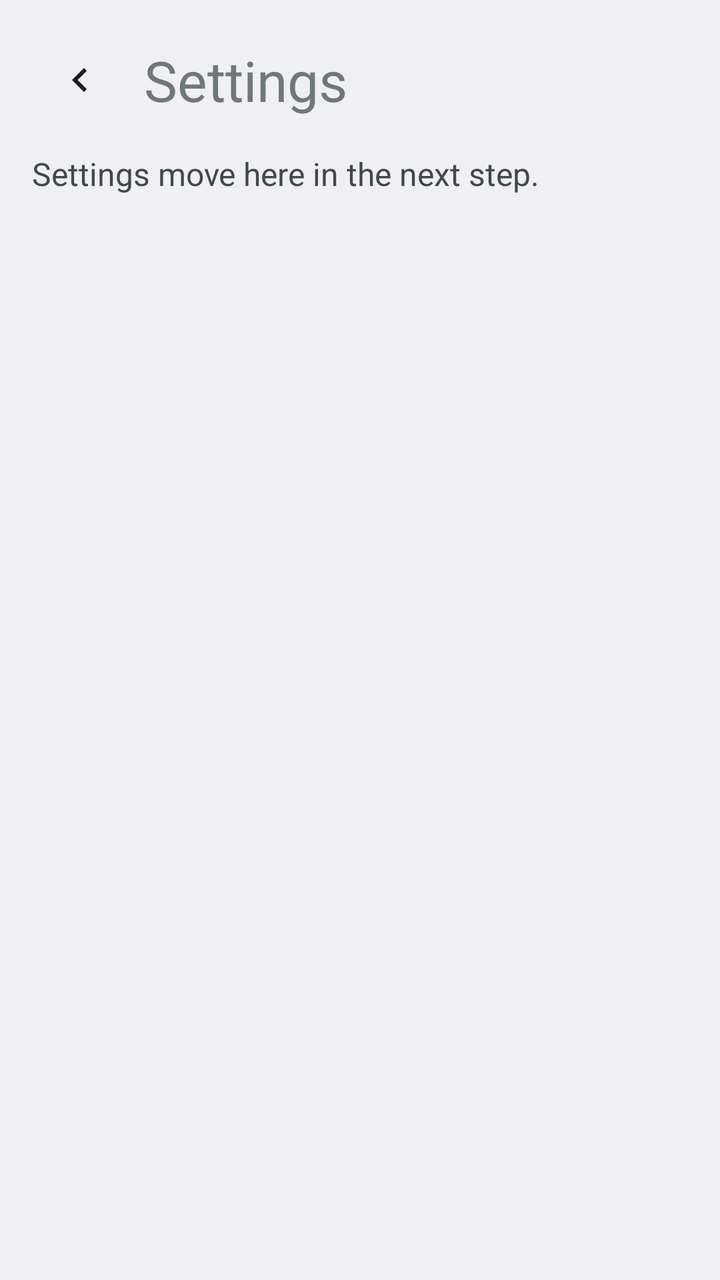
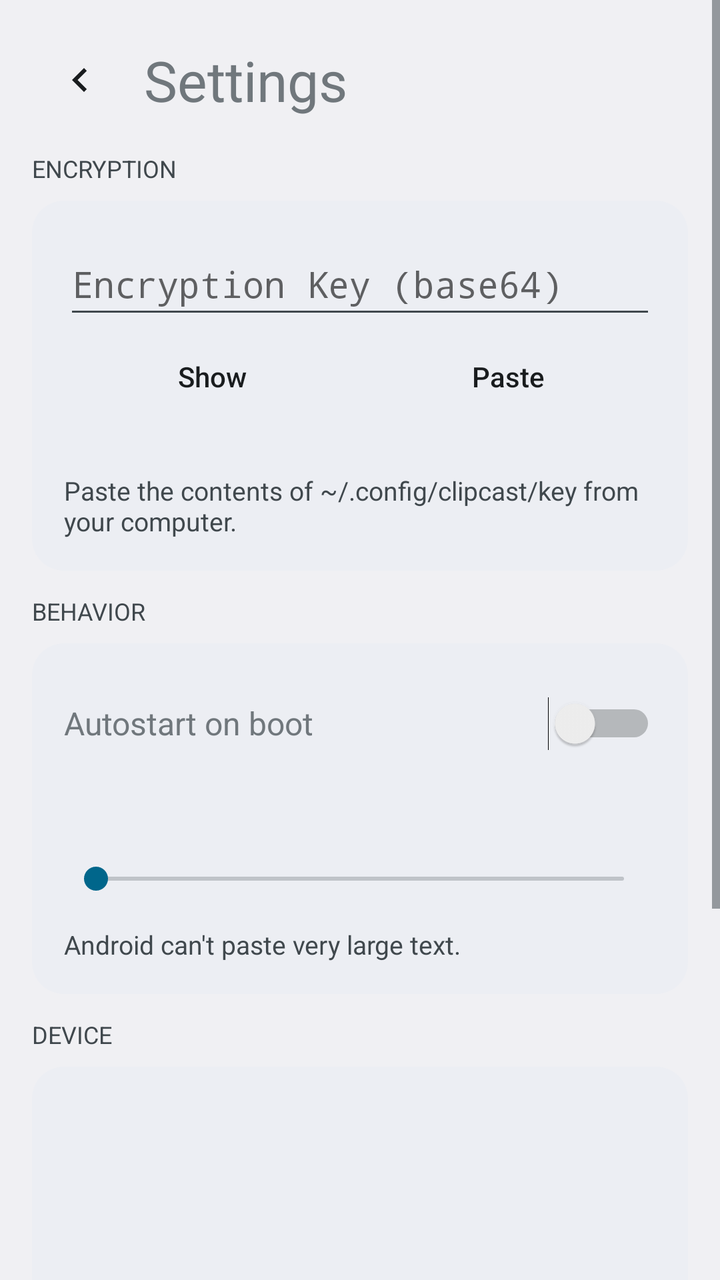

The first picture is an Android layout as it rendered before a commit; the second is the same layout after the commit. The layout source and the unified diff follow.
<!-- AndroidManifest.xml: application theme Theme.Clipcast -->
<!-- res/layout/activity_settings.xml -->
<?xml version="1.0" encoding="utf-8"?>
<ScrollView xmlns:android="http://schemas.android.com/apk/res/android"
    android:id="@+id/root"
    android:layout_width="match_parent"
    android:layout_height="match_parent"
    android:fillViewport="true">

    <LinearLayout
        android:layout_width="match_parent"
        android:layout_height="match_parent"
        android:maxWidth="560dp"
        android:layout_gravity="center_horizontal"
        android:orientation="vertical"
        android:padding="16dp">

        <LinearLayout
            android:layout_width="match_parent"
            android:layout_height="wrap_content"
            android:minHeight="48dp"
            android:orientation="horizontal"
            android:gravity="center_vertical"
            android:layout_marginBottom="12dp">

            <ImageButton
                android:id="@+id/backButton"
                android:layout_width="48dp"
                android:layout_height="48dp"
                android:src="@drawable/ic_back"
                android:tint="?android:attr/textColorPrimary"
                android:background="?android:attr/selectableItemBackgroundBorderless"
                android:contentDescription="@string/desc_back" />

            <TextView
                android:layout_width="0dp"
                android:layout_height="wrap_content"
                android:layout_weight="1"
                android:text="@string/title_settings"
                android:textSize="28sp"
                android:layout_marginStart="8dp" />
        </LinearLayout>

        <TextView
            android:layout_width="match_parent"
            android:layout_height="wrap_content"
            android:text="@string/settings_stub"
            android:textSize="16sp"
            android:textColor="?android:attr/textColorSecondary" />
    </LinearLayout>
</ScrollView>
<!-- resources referenced by this layout -->
<resources>
  <!-- drawable ic_back (drawable) -->
  <?xml version="1.0" encoding="utf-8"?>
  <vector xmlns:android="http://schemas.android.com/apk/res/android"
      android:width="24dp"
      android:height="24dp"
      android:viewportWidth="24"
      android:viewportHeight="24">
      <path
          android:fillColor="#FFFFFF"
          android:pathData="M15.4,7.4L14,6l-6,6 6,6 1.4,-1.4L10.8,12z" />
  </vector>
  <string name="desc_back">Back</string>
  <string name="settings_stub">Settings move here in the next step.</string>
  <string name="title_settings">Settings</string>
  <style name="Theme.Clipcast" parent="android:Theme.DeviceDefault.DayNight">
          <item name="android:windowNoTitle">true</item>
          <item name="android:windowActionBar">false</item>
          
          <item name="android:windowDrawsSystemBarBackgrounds">true</item>
          <item name="android:statusBarColor">@android:color/transparent</item>
          <item name="android:navigationBarColor">@android:color/transparent</item>
          <item name="android:enforceStatusBarContrast">false</item>
          <item name="android:enforceNavigationBarContrast">false</item>
          
          <item name="clipCardBackground">@color/clip_card</item>
          <item name="clipStatusOk">@color/clip_ok</item>
          <item name="clipStatusWarn">@color/clip_warn</item>
          <item name="clipStatusError">@color/clip_error</item>
      </style>
  <color name="clip_card">#ECEEF3</color>
  <color name="clip_ok">#1B6B32</color>
  <color name="clip_warn">#7A4D00</color>
  <color name="clip_error">#B3261E</color>
</resources>

<!-- the commit's change to res/layout/activity_settings.xml (unified diff, before → after) -->
@@ -6,8 +6,9 @@
     android:fillViewport="true">
 
     <LinearLayout
+        android:id="@+id/content"
         android:layout_width="match_parent"
-        android:layout_height="match_parent"
+        android:layout_height="wrap_content"
         android:maxWidth="560dp"
         android:layout_gravity="center_horizontal"
         android:orientation="vertical"
@@ -39,11 +40,306 @@
                 android:layout_marginStart="8dp" />
         </LinearLayout>
 
-        <TextView
-            android:layout_width="match_parent"
-            android:layout_height="wrap_content"
-            android:text="@string/settings_stub"
-            android:textSize="16sp"
-            android:textColor="?android:attr/textColorSecondary" />
+        
+        <TextView
+            android:layout_width="match_parent"
+            android:layout_height="wrap_content"
+            android:text="@string/section_encryption"
+            android:textSize="12sp"
+            android:textAllCaps="true"
+            android:textColor="?android:attr/textColorSecondary"
+            android:layout_marginBottom="8dp" />
+
+        <LinearLayout
+            android:id="@+id/keySection"
+            android:layout_width="match_parent"
+            android:layout_height="wrap_content"
+            android:orientation="vertical"
+            android:background="@drawable/card_background"
+            android:padding="16dp"
+            android:layout_marginBottom="12dp">
+
+            <EditText
+                android:id="@+id/keyInput"
+                android:layout_width="match_parent"
+                android:layout_height="wrap_content"
+                android:minHeight="48dp"
+                android:hint="@string/pref_key"
+                android:inputType="textNoSuggestions|textPassword"
+                android:importantForAutofill="no"
+                android:maxLines="1" />
+
+            <LinearLayout
+                android:layout_width="match_parent"
+                android:layout_height="wrap_content"
+                android:minHeight="48dp"
+                android:orientation="horizontal"
+                android:gravity="center_vertical">
+
+                <Button
+                    android:id="@+id/keyToggleButton"
+                    android:layout_width="0dp"
+                    android:layout_height="wrap_content"
+                    android:layout_weight="1"
+                    android:minHeight="48dp"
+                    android:text="@string/key_show"
+                    android:textAllCaps="false"
+                    style="?android:attr/borderlessButtonStyle" />
+
+                <Button
+                    android:id="@+id/keyPasteButton"
+                    android:layout_width="0dp"
+                    android:layout_height="wrap_content"
+                    android:layout_weight="1"
+                    android:minHeight="48dp"
+                    android:text="@string/key_paste"
+                    android:textAllCaps="false"
+                    style="?android:attr/borderlessButtonStyle" />
+            </LinearLayout>
+
+            <TextView
+                android:id="@+id/keyState"
+                android:layout_width="match_parent"
+                android:layout_height="wrap_content"
+                android:minHeight="24dp"
+                android:textSize="13sp" />
+
+            <TextView
+                android:id="@+id/keyFingerprint"
+                android:layout_width="match_parent"
+                android:layout_height="wrap_content"
+                android:textSize="13sp"
+                android:fontFamily="monospace"
+                android:textColor="?android:attr/textColorSecondary"
+                android:visibility="gone" />
+
+            <TextView
+                android:layout_width="match_parent"
+                android:layout_height="wrap_content"
+                android:text="@string/key_helper"
+                android:textSize="13sp"
+                android:textColor="?android:attr/textColorSecondary" />
+        </LinearLayout>
+
+        
+        <TextView
+            android:layout_width="match_parent"
+            android:layout_height="wrap_content"
+            android:text="@string/section_behavior"
+            android:textSize="12sp"
+            android:textAllCaps="true"
+            android:textColor="?android:attr/textColorSecondary"
+            android:layout_marginBottom="8dp" />
+
+        <LinearLayout
+            android:layout_width="match_parent"
+            android:layout_height="wrap_content"
+            android:orientation="vertical"
+            android:background="@drawable/card_background"
+            android:padding="16dp"
+            android:layout_marginBottom="12dp">
+
+            <LinearLayout
+                android:layout_width="match_parent"
+                android:layout_height="wrap_content"
+                android:minHeight="48dp"
+                android:orientation="horizontal"
+                android:gravity="center_vertical">
+
+                <TextView
+                    android:layout_width="0dp"
+                    android:layout_height="wrap_content"
+                    android:layout_weight="1"
+                    android:text="@string/pref_autostart"
+                    android:textSize="16sp" />
+
+                <Switch
+                    android:id="@+id/bootSwitch"
+                    android:layout_width="wrap_content"
+                    android:layout_height="wrap_content"
+                    android:minHeight="48dp"
+                    android:minWidth="48dp" />
+            </LinearLayout>
+
+            <TextView
+                android:id="@+id/maxApplyTitle"
+                android:layout_width="match_parent"
+                android:layout_height="wrap_content"
+                android:textSize="16sp"
+                android:layout_marginTop="8dp" />
+
+            <SeekBar
+                android:id="@+id/maxApplySeek"
+                android:layout_width="match_parent"
+                android:layout_height="wrap_content"
+                android:minHeight="48dp"
+                android:max="3" />
+
+            <TextView
+                android:layout_width="match_parent"
+                android:layout_height="wrap_content"
+                android:text="@string/max_apply_helper"
+                android:textSize="13sp"
+                android:textColor="?android:attr/textColorSecondary" />
+        </LinearLayout>
+
+        
+        <TextView
+            android:layout_width="match_parent"
+            android:layout_height="wrap_content"
+            android:text="@string/section_device"
+            android:textSize="12sp"
+            android:textAllCaps="true"
+            android:textColor="?android:attr/textColorSecondary"
+            android:layout_marginBottom="8dp" />
+
+        <LinearLayout
+            android:layout_width="match_parent"
+            android:layout_height="wrap_content"
+            android:orientation="vertical"
+            android:background="@drawable/card_background"
+            android:padding="16dp"
+            android:layout_marginBottom="12dp">
+
+            <TextView
+                android:id="@+id/deviceName"
+                android:layout_width="match_parent"
+                android:layout_height="wrap_content"
+                android:minHeight="48dp"
+                android:textSize="16sp"
+                android:gravity="center_vertical" />
+
+            <TextView
+                android:id="@+id/deviceIdValue"
+                android:layout_width="match_parent"
+                android:layout_height="wrap_content"
+                android:minHeight="48dp"
+                android:textSize="13sp"
+                android:fontFamily="monospace"
+                android:gravity="center_vertical"
+                android:clickable="true"
+                android:focusable="true"
+                android:foreground="?android:attr/selectableItemBackground" />
+        </LinearLayout>
+
+        
+        <TextView
+            android:layout_width="match_parent"
+            android:layout_height="wrap_content"
+            android:text="@string/section_advanced"
+            android:textSize="12sp"
+            android:textAllCaps="true"
+            android:textColor="?android:attr/textColorSecondary"
+            android:layout_marginBottom="8dp" />
+
+        <LinearLayout
+            android:layout_width="match_parent"
+            android:layout_height="wrap_content"
+            android:orientation="vertical"
+            android:background="@drawable/card_background"
+            android:padding="16dp"
+            android:layout_marginBottom="12dp">
+
+            <Button
+                android:id="@+id/advancedToggle"
+                android:layout_width="match_parent"
+                android:layout_height="wrap_content"
+                android:minHeight="48dp"
+                android:text="@string/advanced_show"
+                android:textAllCaps="false"
+                style="?android:attr/borderlessButtonStyle" />
+
+            <LinearLayout
+                android:id="@+id/advancedGroup"
+                android:layout_width="match_parent"
+                android:layout_height="wrap_content"
+                android:orientation="vertical"
+                android:visibility="gone">
+
+                <EditText
+                    android:id="@+id/udpPortInput"
+                    android:layout_width="match_parent"
+                    android:layout_height="wrap_content"
+                    android:minHeight="48dp"
+                    android:hint="@string/pref_port"
+                    android:inputType="number"
+                    android:maxLines="1" />
+
+                <TextView
+                    android:id="@+id/udpPortError"
+                    android:layout_width="match_parent"
+                    android:layout_height="wrap_content"
+                    android:minHeight="24dp"
+                    android:textSize="13sp"
+                    android:visibility="gone" />
+
+                <EditText
+                    android:id="@+id/tcpPortInput"
+                    android:layout_width="match_parent"
+                    android:layout_height="wrap_content"
+                    android:minHeight="48dp"
+                    android:hint="@string/pref_tcp_port"
+                    android:inputType="number"
+                    android:maxLines="1" />
+
+                <TextView
+                    android:id="@+id/tcpPortError"
+                    android:layout_width="match_parent"
+                    android:layout_height="wrap_content"
+                    android:minHeight="24dp"
+                    android:textSize="13sp"
+                    android:visibility="gone" />
+
+                <Button
+                    android:id="@+id/defaultsButton"
+                    android:layout_width="wrap_content"
+                    android:layout_height="wrap_content"
+                    android:minHeight="48dp"
+                    android:text="@string/ports_defaults"
+                    android:textAllCaps="false"
+                    style="?android:attr/borderlessButtonStyle" />
+
+                <TextView
+                    android:id="@+id/portsNote"
+                    android:layout_width="match_parent"
+                    android:layout_height="wrap_content"
+                    android:minHeight="24dp"
+                    android:textSize="13sp"
+                    android:textColor="?android:attr/textColorSecondary"
+                    android:visibility="gone" />
+            </LinearLayout>
+        </LinearLayout>
+
+        
+        <TextView
+            android:layout_width="match_parent"
+            android:layout_height="wrap_content"
+            android:text="@string/section_about"
+            android:textSize="12sp"
+            android:textAllCaps="true"
+            android:textColor="?android:attr/textColorSecondary"
+            android:layout_marginBottom="8dp" />
+
+        <LinearLayout
+            android:layout_width="match_parent"
+            android:layout_height="wrap_content"
+            android:orientation="vertical"
+            android:background="@drawable/card_background"
+            android:padding="16dp">
+
+            <TextView
+                android:id="@+id/aboutVersion"
+                android:layout_width="match_parent"
+                android:layout_height="wrap_content"
+                android:textSize="16sp" />
+
+            <TextView
+                android:layout_width="match_parent"
+                android:layout_height="wrap_content"
+                android:text="@string/about_protocol"
+                android:textSize="13sp"
+                android:fontFamily="monospace"
+                android:textColor="?android:attr/textColorSecondary" />
+        </LinearLayout>
     </LinearLayout>
 </ScrollView>
<!-- resource entries referenced after the edit -->
@@ -1,5 +1,12 @@
 <!-- resources referenced by this layout -->
 <resources>
+  <!-- drawable card_background (drawable) -->
+  <?xml version="1.0" encoding="utf-8"?>
+  <shape xmlns:android="http://schemas.android.com/apk/res/android"
+      android:shape="rectangle">
+      <corners android:radius="16dp" />
+      <solid android:color="?attr/clipCardBackground" />
+  </shape>
   <!-- drawable ic_back (drawable) -->
   <?xml version="1.0" encoding="utf-8"?>
   <vector xmlns:android="http://schemas.android.com/apk/res/android"
@@ -11,8 +18,23 @@
           android:fillColor="#FFFFFF"
           android:pathData="M15.4,7.4L14,6l-6,6 6,6 1.4,-1.4L10.8,12z" />
   </vector>
+  <string name="about_protocol">protocol v1 + TCP v1</string>
+  <string name="advanced_show">Show advanced settings</string>
   <string name="desc_back">Back</string>
-  <string name="settings_stub">Settings move here in the next step.</string>
+  <string name="key_helper">Paste the contents of ~/.config/clipcast/key from your computer.</string>
+  <string name="key_paste">Paste</string>
+  <string name="key_show">Show</string>
+  <string name="max_apply_helper">Android can\'t paste very large text.</string>
+  <string name="ports_defaults">Restore defaults</string>
+  <string name="pref_autostart">Autostart on boot</string>
+  <string name="pref_key">Encryption Key (base64)</string>
+  <string name="pref_port">UDP Port</string>
+  <string name="pref_tcp_port">TCP Port (large text)</string>
+  <string name="section_about">About</string>
+  <string name="section_advanced">Advanced</string>
+  <string name="section_behavior">Behavior</string>
+  <string name="section_device">Device</string>
+  <string name="section_encryption">Encryption</string>
   <string name="title_settings">Settings</string>
   <style name="Theme.Clipcast" parent="android:Theme.DeviceDefault.DayNight">
           <item name="android:windowNoTitle">true</item>
